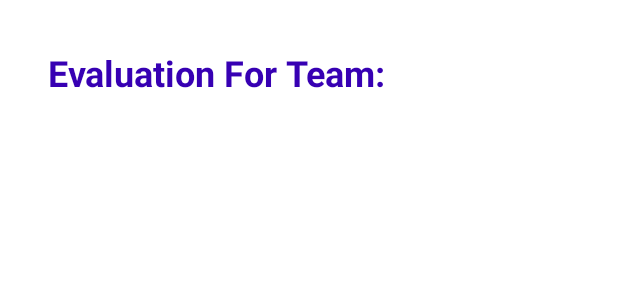
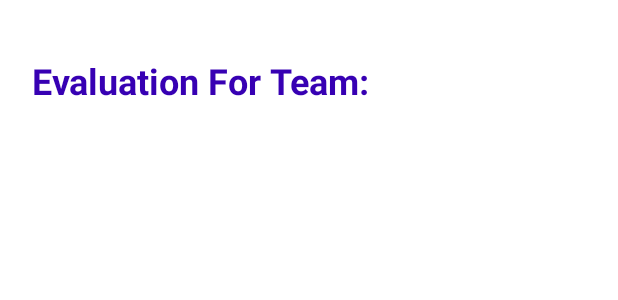
Before and after one commit to progressivePRV/PosterExamination, an Android app: the layout activity_questions.xml on its own in the app's theme, with its tools: preview values and no code run, on a phone screen of 412 x 824 dp. Shown: the top 300 px of the screen. Run offline under Robolectric (Android 15) with nearby library versions, the phone set to English and light mode, and no system bars.

Commit message:
question activity padding is added, login error is now shown

```diff
--- a/ExaminersApp/app/src/main/java/com/example/examinersapp/MainActivity.java
+++ b/ExaminersApp/app/src/main/java/com/example/examinersapp/MainActivity.java
@@ -248,8 +248,9 @@ public class MainActivity extends AppCompatActivity {
                     String er = root.getString("error");
                     if(er.contains("ReferenceError")){
                         Toast.makeText(MainActivity.this, "QR-code expired", Toast.LENGTH_SHORT).show();
+                    }else{
+                        Toast.makeText(MainActivity.this, er, Toast.LENGTH_SHORT).show();
                     }
-                    //Toast.makeText(MainActivity.this, er, Toast.LENGTH_SHORT).show();
                 } catch (JSONException e) {
                     e.printStackTrace();
                 }
--- a/ExaminersApp/app/src/main/java/com/example/examinersapp/TeamsEvaluationActivity.java
+++ b/ExaminersApp/app/src/main/java/com/example/examinersapp/TeamsEvaluationActivity.java
@@ -227,8 +227,9 @@ public class TeamsEvaluationActivity extends AppCompatActivity {
                         if (errorName.contains("TokenExpired")){
                             Toast.makeText(TeamsEvaluationActivity.this, "Session expired", Toast.LENGTH_SHORT).show();
                             LogoutFromTheApp();
+                        }else{
+                            Toast.makeText(TeamsEvaluationActivity.this, er, Toast.LENGTH_SHORT).show();
                         }
-                        Toast.makeText(TeamsEvaluationActivity.this, er, Toast.LENGTH_SHORT).show();
                     }
                     Log.d(TAG, "onPostExecute: error in getting team=>"+er);
 
--- a/ExaminersApp/app/src/main/res/layout/activity_questions.xml
+++ b/ExaminersApp/app/src/main/res/layout/activity_questions.xml
@@ -5,6 +5,7 @@
     android:layout_width="match_parent"
     android:layout_height="match_parent"
     android:animateLayoutChanges="true"
+    android:padding="5dp"
     tools:context=".QuestionsActivity">
 
     <TextView
@@ -12,7 +13,7 @@
         style="@style/txt_Size_in_camera_preview"
         android:layout_width="wrap_content"
         android:layout_height="wrap_content"
-        android:layout_marginStart="32dp"
+        android:layout_marginStart="16dp"
         android:layout_marginTop="32dp"
         android:text="@string/evaluatio_for_txt"
         android:textColor="@color/colorPrimaryDark"
@@ -109,6 +110,7 @@
         android:layout_width="match_parent"
         android:layout_height="wrap_content"
         android:layout_marginTop="24dp"
+        android:padding="3dp"
         android:visibility="invisible"
         app:layout_constraintEnd_toEndOf="parent"
         app:layout_constraintStart_toStartOf="parent"
--- a/ExaminersApp/app/src/main/res/layout/questions_layout.xml
+++ b/ExaminersApp/app/src/main/res/layout/questions_layout.xml
@@ -12,6 +12,7 @@
         style="@style/txt_Size_in_camera_preview"
         android:layout_width="wrap_content"
         android:layout_height="wrap_content"
+        android:justificationMode="inter_word"
         android:textColor="@color/colorPrimaryDark"
         android:textSize="20sp"
         android:textStyle="bold"
```
